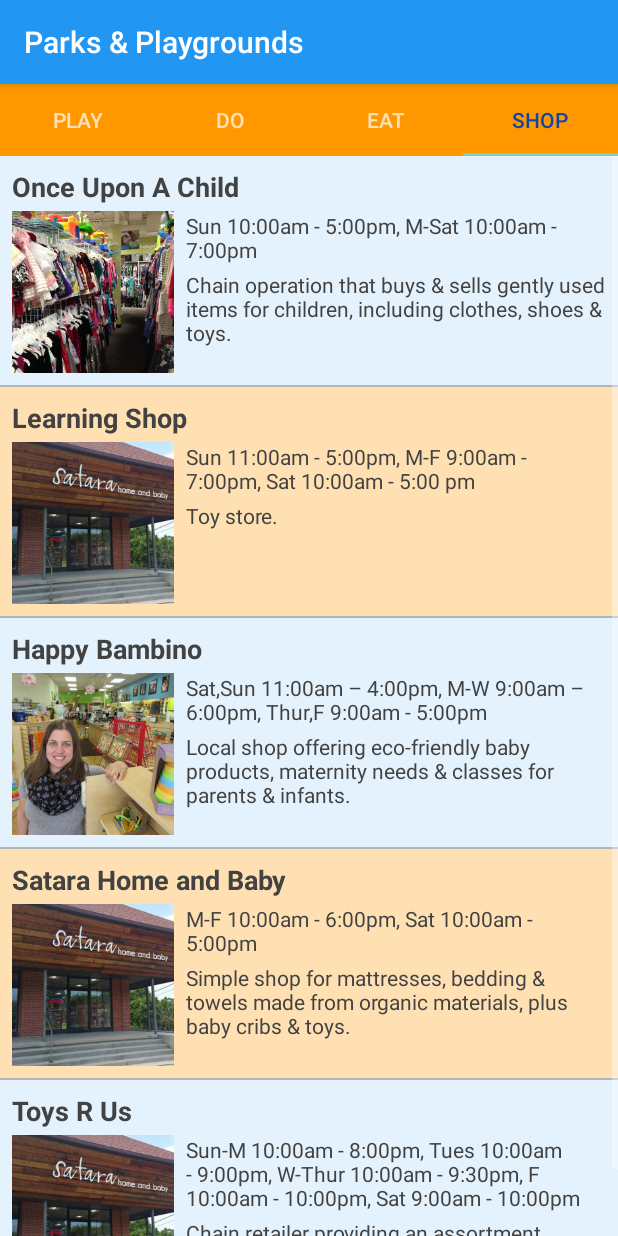
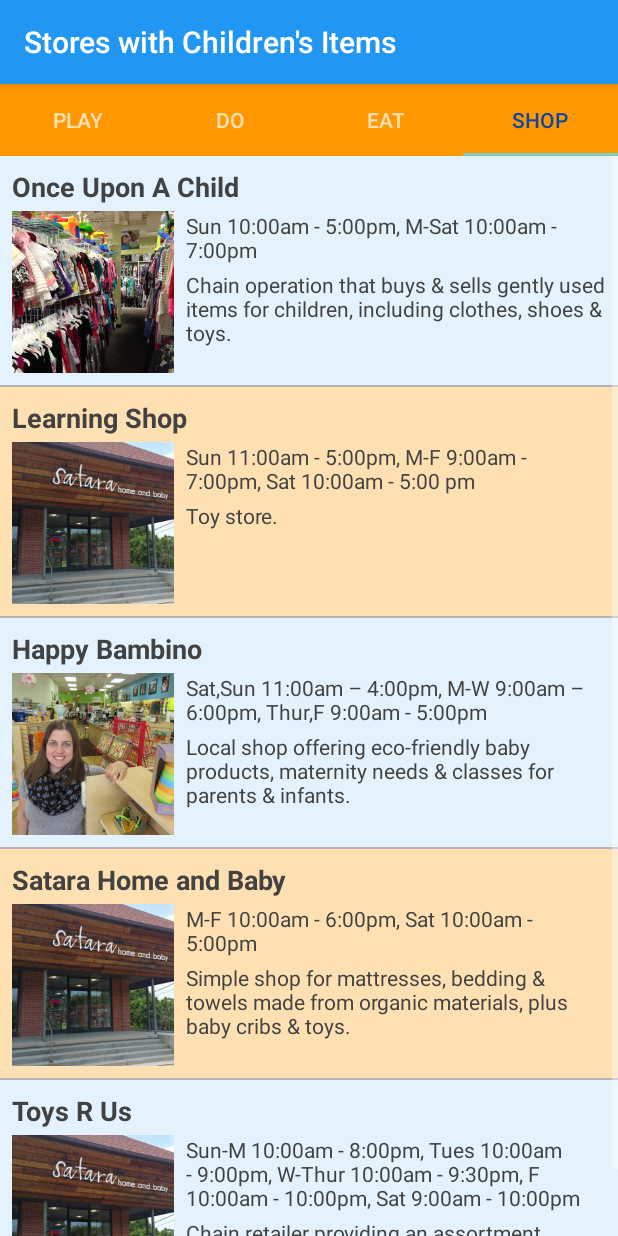
Before and after one commit to jamack/Project-TourGuideapp, an Android app: the screen it shows after launch (MainActivity), tab 4 chosen, on a phone screen of 412 x 824 dp. Run offline under Robolectric (Android 15) with nearby library versions, the phone set to English and light mode, and no system bars.

Commit message:
Moved ToolBar/ActionBar code from ListingFragments to the MainActivity. ActionBar title now updates as you swipe through the tabs. (Elaborates on the short title contained in the tabs themselves).

```diff
--- a/app/src/main/java/com/example/android/project_tourguideapp/AttractionsListFragment.java
+++ b/app/src/main/java/com/example/android/project_tourguideapp/AttractionsListFragment.java
@@ -134,6 +134,15 @@ public class AttractionsListFragment extends Fragment {
         mAttractionsListener = null;
     }
 
+    @Override
+    public void setUserVisibleHint(boolean isVisibleToUser) {
+        super.setUserVisibleHint(isVisibleToUser);
+        if (isVisibleToUser) {
+            // Your fragment is visible
+            // Caller setter method in MainActivity to update ActionBar's title for this fragment
+            MainActivity.setActionBarTitle("Attractions");
+        }
+    }
 
     /**
      * This interface must be implemented by activities that contain this
--- a/app/src/main/java/com/example/android/project_tourguideapp/KidThingFragmentPagerAdapter.java
+++ b/app/src/main/java/com/example/android/project_tourguideapp/KidThingFragmentPagerAdapter.java
@@ -26,6 +26,7 @@ public class KidThingFragmentPagerAdapter extends FragmentPagerAdapter {
     // TODO: UPDATE once all category Fragments are included below
     @Override
     public Fragment getItem(int position) {
+        // Construct and return a Fragment
         switch (position) {
             case 0:
                 return new ParksListFragment();
@@ -43,6 +44,7 @@ public class KidThingFragmentPagerAdapter extends FragmentPagerAdapter {
     @Override
     public CharSequence getPageTitle(int position) {
 
+        // Update TabLayout's tab titles
         switch (position) {
             case 0:
                 return "Play";
--- a/app/src/main/java/com/example/android/project_tourguideapp/MainActivity.java
+++ b/app/src/main/java/com/example/android/project_tourguideapp/MainActivity.java
@@ -1,11 +1,16 @@
 package com.example.android.project_tourguideapp;
 
 import android.content.Intent;
+import android.graphics.Color;
+import android.os.Build;
 import android.os.Bundle;
 import android.support.design.widget.TabLayout;
 import android.support.v4.app.FragmentManager;
 import android.support.v4.view.ViewPager;
+import android.support.v7.app.ActionBar;
 import android.support.v7.app.AppCompatActivity;
+import android.view.Window;
+import android.view.WindowManager;
 import android.widget.FrameLayout;
 
 public class MainActivity extends AppCompatActivity
@@ -16,14 +21,19 @@ public class MainActivity extends AppCompatActivity
         RestaurantsListFragment.OnRestaurantsFragmentInteractionListener,
         AttractionsListFragment.OnAttractionsFragmentInteractionListener {
 
+    // Declare global variable to hold reference to the Activity's ActionBar
+    private static ActionBar actionBar = null;
     // Create global variable to later hold reference to a FragmentManager instance
-    FragmentManager fragmentManager;
-
+    FragmentManager fragmentManager = null;
     // Global variable to hold reference to a ListingDetailFragment (if present)
     ListingDetailFragment listingDetailFragment = null;
 
     // Track whether a ListingDetailFragment is being displayed alongside the listing
     private boolean isDualPane;
+
+    public static void setActionBarTitle(String title) {
+        actionBar.setTitle(title);
+    }
 
     @Override
     protected void onCreate(Bundle savedInstanceState) {
@@ -46,6 +56,19 @@ public class MainActivity extends AppCompatActivity
         // Set the ViewPager on the TabLayout to connect the pager with the tabs
         tabLayout.setupWithViewPager(viewPager);
 
+        // TODO: SETUP MY APPBAR. (FOLLOWING STEPS IN ANDROID DEVELOPERS GUIDE...)
+        // Set the toolbar_list as the app bar for this Activity (via this Fragment)
+        android.support.v7.widget.Toolbar myToolbar = (android.support.v7.widget.Toolbar) findViewById(R.id.toolbar_list);
+        setSupportActionBar(myToolbar);
+        actionBar = getSupportActionBar();
+//        actionBar.setTitle("Parks & Playgrounds");
+
+        // TODO: SET MY STATUS BAR COLOR. (IS IT THE BEST PLACE TO PLACE THIS CODE?)
+        if (Build.VERSION.SDK_INT >= Build.VERSION_CODES.LOLLIPOP) {
+            Window window = getWindow();
+            window.addFlags(WindowManager.LayoutParams.FLAG_DRAWS_SYSTEM_BAR_BACKGROUNDS);
+            window.setStatusBarColor(Color.BLUE);
+        }
 
         // Check for current orientation: if R.id.detail_container is present in view hierarchy,
         // then landscape xml layout is being used. If not present, then we are in portrait orientation.
@@ -96,8 +119,6 @@ public class MainActivity extends AppCompatActivity
 //        listView.setAdapter(kidThingAdapter);
 
     }
-
-    // TODO: Add/Tweak code to implement the other onXXXFragmentInteraction method to my other Fragments...
 
     public void onParksFragmentInteraction(int position) {
 
--- a/app/src/main/java/com/example/android/project_tourguideapp/ParksListFragment.java
+++ b/app/src/main/java/com/example/android/project_tourguideapp/ParksListFragment.java
@@ -1,17 +1,11 @@
 package com.example.android.project_tourguideapp;
 
 import android.content.Context;
-import android.graphics.Color;
-import android.os.Build;
 import android.os.Bundle;
 import android.support.v4.app.Fragment;
-import android.support.v7.app.ActionBar;
-import android.support.v7.app.AppCompatActivity;
 import android.view.LayoutInflater;
 import android.view.View;
 import android.view.ViewGroup;
-import android.view.Window;
-import android.view.WindowManager;
 import android.widget.AdapterView;
 import android.widget.ListView;
 
@@ -67,19 +61,19 @@ public class ParksListFragment extends Fragment {
         // inflate our list_view ListView and assign the instance to a variable
         View rootView = inflater.inflate(R.layout.kidthing_list, container, false);
 
-        // TODO: SETUP MY APPBAR. (FOLLOWING STEPS IN ANDROID DEVELOPERS GUIDE...)
-        // Set the toolbar_list as the app bar for this Activity (via this Fragment)
-        android.support.v7.widget.Toolbar myToolbar = (android.support.v7.widget.Toolbar) getActivity().findViewById(R.id.toolbar_list);
-        ((AppCompatActivity) getActivity()).setSupportActionBar(myToolbar);
-        ActionBar actionBar = ((AppCompatActivity) getActivity()).getSupportActionBar();
-        actionBar.setTitle("Parks & Playgrounds");
-
-        // TODO: SET MY STATUS BAR COLOR. (IS IT THE BEST PLACE TO PLACE THIS CODE?)
-        if (Build.VERSION.SDK_INT >= Build.VERSION_CODES.LOLLIPOP) {
-            Window window = getActivity().getWindow();
-            window.addFlags(WindowManager.LayoutParams.FLAG_DRAWS_SYSTEM_BAR_BACKGROUNDS);
-            window.setStatusBarColor(Color.BLUE);
-        }
+//        // TODO: SETUP MY APPBAR. (FOLLOWING STEPS IN ANDROID DEVELOPERS GUIDE...)
+//        // Set the toolbar_list as the app bar for this Activity (via this Fragment)
+//        android.support.v7.widget.Toolbar myToolbar = (android.support.v7.widget.Toolbar) getActivity().findViewById(R.id.toolbar_list);
+//        ((AppCompatActivity) getActivity()).setSupportActionBar(myToolbar);
+//        ActionBar actionBar = ((AppCompatActivity) getActivity()).getSupportActionBar();
+//        actionBar.setTitle("Parks & Playgrounds");
+//
+//        // TODO: SET MY STATUS BAR COLOR. (IS IT THE BEST PLACE TO PLACE THIS CODE?)
+//        if (Build.VERSION.SDK_INT >= Build.VERSION_CODES.LOLLIPOP) {
+//            Window window = getActivity().getWindow();
+//            window.addFlags(WindowManager.LayoutParams.FLAG_DRAWS_SYSTEM_BAR_BACKGROUNDS);
+//            window.setStatusBarColor(Color.BLUE);
+//        }
 
 
         // Take our global variable and initialize it with a new ArrayList of KidThings
@@ -154,6 +148,16 @@ public class ParksListFragment extends Fragment {
         mParksListener = null;
     }
 
+    @Override
+    public void setUserVisibleHint(boolean isVisibleToUser) {
+        super.setUserVisibleHint(isVisibleToUser);
+        if (isVisibleToUser) {
+            // Your fragment is visible
+            // Caller setter method in MainActivity to update ActionBar's title for this fragment
+            MainActivity.setActionBarTitle("Parks & Playgrounds");
+        }
+    }
+
 
     /**
      * This interface must be implemented by activities that contain this
--- a/app/src/main/java/com/example/android/project_tourguideapp/RestaurantsListFragment.java
+++ b/app/src/main/java/com/example/android/project_tourguideapp/RestaurantsListFragment.java
@@ -116,6 +116,15 @@ public class RestaurantsListFragment extends Fragment {
         mRestaurantsListener = null;
     }
 
+    @Override
+    public void setUserVisibleHint(boolean isVisibleToUser) {
+        super.setUserVisibleHint(isVisibleToUser);
+        if (isVisibleToUser) {
+            // Your fragment is visible
+            // Caller setter method in MainActivity to update ActionBar's title for this fragment
+            MainActivity.setActionBarTitle("Child-Friendly Restaurants");
+        }
+    }
 
     /**
      * This interface must be implemented by activities that contain this
--- a/app/src/main/java/com/example/android/project_tourguideapp/StoresListFragment.java
+++ b/app/src/main/java/com/example/android/project_tourguideapp/StoresListFragment.java
@@ -123,6 +123,15 @@ public class StoresListFragment extends Fragment {
         mStoresListener = null;
     }
 
+    @Override
+    public void setUserVisibleHint(boolean isVisibleToUser) {
+        super.setUserVisibleHint(isVisibleToUser);
+        if (isVisibleToUser) {
+            // Your fragment is visible
+            // Caller setter method in MainActivity to update ActionBar's title for this fragment
+            MainActivity.setActionBarTitle("Stores with Children's Items");
+        }
+    }
 
     /**
      * This interface must be implemented by activities that contain this
```
Also changed, not shown: app/src/main/java/com/example/android/project_tourguideapp/ListingDetailFragment.java (+6 -2 lines), app/src/main/res/menu/action_bar_details.xml (added, +17 -0 lines).
